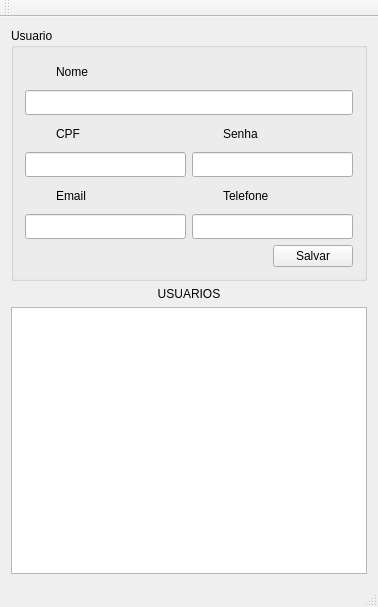
First picture: the form in janelaPrincipal.ui, repository YugoVtr/projetoUsuario, before the edit.
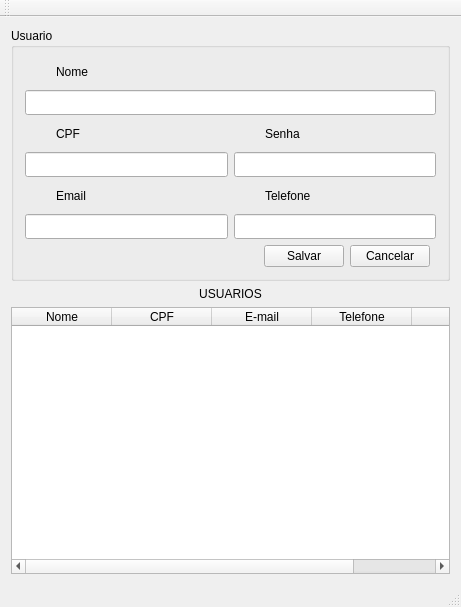
Second picture: the form after the edit. Icons and pictures are not drawn.

The edit to the form file:
```diff
--- a/janelaPrincipal.ui
+++ b/janelaPrincipal.ui
@@ -6,7 +6,7 @@
    <rect>
     <x>0</x>
     <y>0</y>
-    <width>378</width>
+    <width>461</width>
     <height>607</height>
    </rect>
   </property>
@@ -21,7 +21,27 @@
        <string>Usuario</string>
       </property>
       <layout class="QGridLayout" name="gridLayout_2">
-       <item row="0" column="0" colspan="2">
+       <item row="1" column="2">
+        <widget class="QPushButton" name="pushButtonCancelar">
+         <property name="text">
+          <string>Cancelar</string>
+         </property>
+        </widget>
+       </item>
+       <item row="1" column="0">
+        <spacer name="horizontalSpacer">
+         <property name="orientation">
+          <enum>Qt::Horizontal</enum>
+         </property>
+         <property name="sizeHint" stdset="0">
+          <size>
+           <width>40</width>
+           <height>20</height>
+          </size>
+         </property>
+        </spacer>
+       </item>
+       <item row="0" column="0" colspan="4">
         <layout class="QGridLayout" name="gridLayout">
          <item row="1" column="0">
           <layout class="QVBoxLayout" name="verticalLayout">
@@ -354,7 +374,45 @@
      </widget>
     </item>
     <item row="2" column="0">
-     <widget class="QTableWidget" name="tableWidget_Listagem"/>
+     <widget class="QTableWidget" name="tableWidget_Listagem">
+      <property name="editTriggers">
+       <set>QAbstractItemView::NoEditTriggers</set>
+      </property>
+      <attribute name="horizontalHeaderStretchLastSection">
+       <bool>true</bool>
+      </attribute>
+      <attribute name="verticalHeaderVisible">
+       <bool>false</bool>
+      </attribute>
+      <attribute name="verticalHeaderStretchLastSection">
+       <bool>false</bool>
+      </attribute>
+      <column>
+       <property name="text">
+        <string>Nome</string>
+       </property>
+      </column>
+      <column>
+       <property name="text">
+        <string>CPF</string>
+       </property>
+      </column>
+      <column>
+       <property name="text">
+        <string>E-mail</string>
+       </property>
+      </column>
+      <column>
+       <property name="text">
+        <string>Telefone</string>
+       </property>
+      </column>
+      <column>
+       <property name="text">
+        <string/>
+       </property>
+      </column>
+     </widget>
     </item>
    </layout>
   </widget>
```
Left out of the diff: 36 changed lines with no effect on the pictures.
